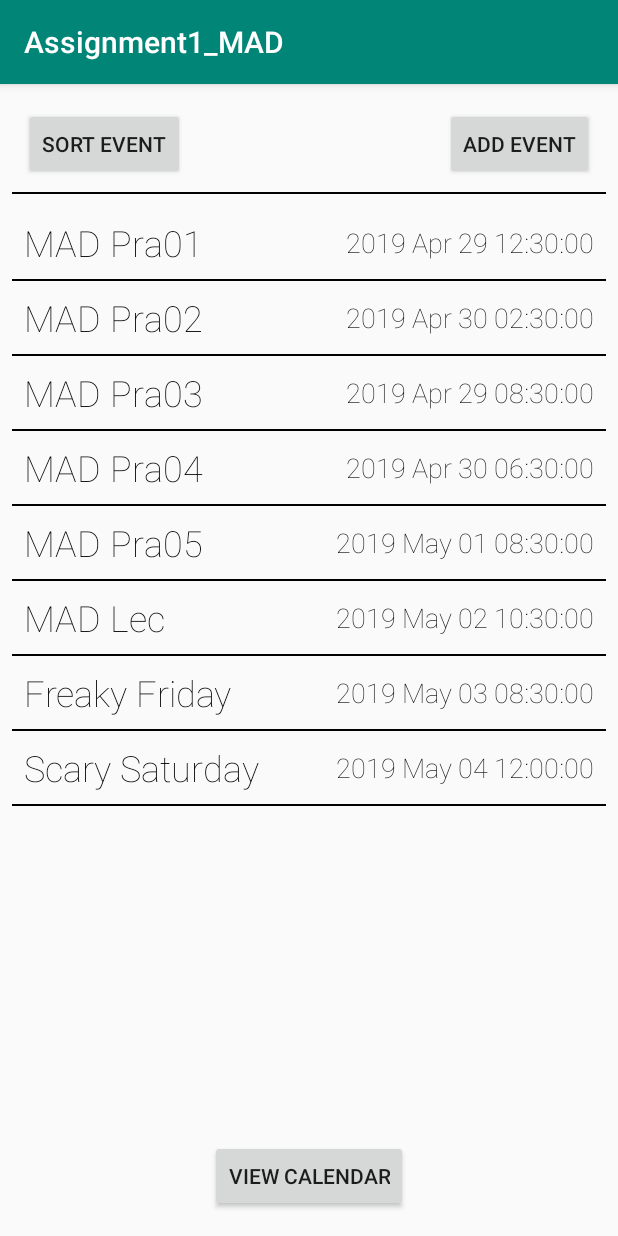
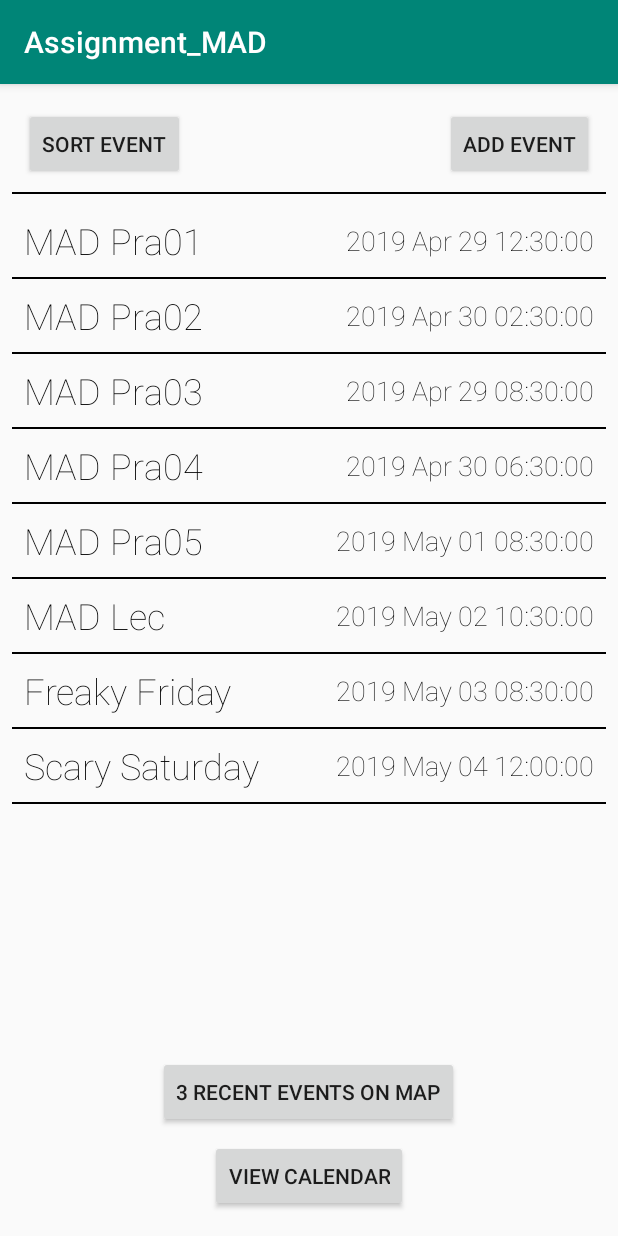
Before and after one commit to zrzhouzero/Assignment-MAD, an Android app: the screen it shows after launch (EventList), on a phone screen of 412 x 824 dp. Run offline under Robolectric (Android 15) with nearby library versions, the phone set to English and light mode, and no system bars.

Commit message:
database created

```diff
--- a/app/src/debug/res/values/google_maps_api.xml
+++ b/app/src/debug/res/values/google_maps_api.xml
@@ -20,4 +20,5 @@
     Once you have your key (it starts with "AIza"), replace the "google_maps_key"
     string in this file.
     -->
+    <string name="google_maps_key" translatable="false">AIzaSyAKQKZnZjvj99LRN2Q8W_fg0dXvbJBLnGo</string>
 </resources>
--- a/app/src/main/assets/events.txt
+++ b/app/src/main/assets/events.txt
@@ -1,3 +1,5 @@
+// Id, Title, Start Date, End Date, Venue, Location (latitude/longitude)
+// NOTE: Attendees are not handled by this file
 "1","MAD Pra01","29/04/2019 12:30:00 PM","29/04/2019 2:30:00 PM","014.09.023","-37.814795, 144.966111"
 "2","MAD Pra02","30/04/2019 2:30:00 PM","30/04/2019 4:30:00 PM","014.09.015","-37.811363, 144.936962"
 "3","MAD Pra03","29/04/2019 8:30:00 AM","29/04/2019 10:30:00 AM","014.09.023","-37.814795, 144.966113"
--- a/app/src/main/java/android/mad/assignment1/EventList.java
+++ b/app/src/main/java/android/mad/assignment1/EventList.java
@@ -25,6 +25,7 @@ import java.text.SimpleDateFormat;
 import java.util.Comparator;
 import java.util.Scanner;
 
+import database.DatabaseHelper;
 import model.EventImpl;
 import model.EventModel;
 
@@ -35,6 +36,7 @@ public class EventList extends AppCompatActivity {
     private ConstraintLayout constraintLayout;
     private RecyclerView eventList;
     private EventListAdapter adapter;
+    private DatabaseHelper myDb;
 
     private final static File directory = new File(Environment.getExternalStorageDirectory() + File.separator + "mad_ass_1");
     private final static File movieFile = new File(Environment.getExternalStorageDirectory() + File.separator + "mad_ass_1/movies.txt");
@@ -45,6 +47,8 @@ public class EventList extends AppCompatActivity {
         super.onCreate(savedInstanceState);
         setContentView(R.layout.activity_event_list);
         Log.d(TAG, "onCreate: started.");
+
+        myDb = new DatabaseHelper(this);
 
         try {
             appInitialisation();
@@ -66,6 +70,15 @@ public class EventList extends AppCompatActivity {
             public void onClick(View v) {
                 Intent showAddEventPage = new Intent(v.getContext(), AddEvent.class);
                 v.getContext().startActivity(showAddEventPage);
+            }
+        });
+
+        Button recentEventsOnMapButton = findViewById(R.id.mapButton);
+        recentEventsOnMapButton.setOnClickListener(new View.OnClickListener() {
+            @Override
+            public void onClick(View v) {
+                Intent displaySoonestEvent = new Intent(v.getContext(), DisplaySoonestEventOnMapsActivity.class);
+                v.getContext().startActivity(displaySoonestEvent);
             }
         });
 
--- /dev/null
+++ b/app/src/main/java/database/DatabaseHelper.java
@@ -0,0 +1,66 @@
+package database;
+
+import android.content.Context;
+import android.database.sqlite.SQLiteDatabase;
+import android.database.sqlite.SQLiteOpenHelper;
+
+public class DatabaseHelper extends SQLiteOpenHelper {
+
+    private static final String DATABASE_NAME = "MADA1.db";
+
+    private static final String MOVIE_TABLE_NAME = "movie_table";
+    private static final String MOVIE_COL_1 = "ID";
+    private static final String MOVIE_COL_2 = "NAME";
+    private static final String MOVIE_COL_3 = "YEAR";
+    private static final String MOVIE_COL_4 = "PIC";
+
+    private static final String EVENT_TABLE_NAME = "event_table";
+    private static final String EVENT_COL_1 = "ID";
+    private static final String EVENT_COL_2 = "NAME";
+    private static final String EVENT_COL_3 = "START_TIME";
+    private static final String EVENT_COL_4 = "END_TIME";
+    private static final String EVENT_COL_5 = "VENUE";
+    private static final String EVENT_COL_6 = "LATITUDE";
+    private static final String EVENT_COL_7 = "LONGITUDE";
+    private static final String EVENT_COL_8 = "MOVIE_ID";
+
+    public static final String ATTENDANCE_TABLE_NAME = "attendance_table";
+    public static final String ATTENDANCE_COL_1 = "EVENT_ID";
+    public static final String ATTENDANCE_COL_2 = "ATTENDEE_NAME";
+
+    public DatabaseHelper(Context context) {
+        super(context, DATABASE_NAME, null, 1);
+        SQLiteDatabase db = this.getWritableDatabase();
+    }
+
+    @Override
+    public void onCreate(SQLiteDatabase db) {
+        db.execSQL("CREATE TABLE " + MOVIE_TABLE_NAME + " (" +
+                MOVIE_COL_1 + " INTEGER PRIMARY KEY AUTOINCREMENT, " +
+                MOVIE_COL_2 + " TEXT, " +
+                MOVIE_COL_3 + " NUMERIC, " +
+                MOVIE_COL_4 + " TEXT);");
+        db.execSQL("CREATE TABLE " + EVENT_TABLE_NAME + " (" +
+                EVENT_COL_1 + " INTEGER PRIMARY KEY AUTOINCREMENT, " +
+                EVENT_COL_2 + " TEXT, " +
+                EVENT_COL_3 + " TEXT, " +
+                EVENT_COL_4 + " TEXT, " +
+                EVENT_COL_5 + " TEXT, " +
+                EVENT_COL_6 + " REAL, " +
+                EVENT_COL_7 + " REAL, " +
+                EVENT_COL_8 + " INTEGER, " +
+                "FOREIGN KEY (" + EVENT_COL_8 + ") REFERENCES " + MOVIE_TABLE_NAME + "(" + MOVIE_COL_1 + "));");
+        db.execSQL("CREATE TABLE " + ATTENDANCE_TABLE_NAME + " (" +
+                ATTENDANCE_COL_1 + " INTEGER, " +
+                ATTENDANCE_COL_2 + " TEXT, " +
+                "FOREIGN KEY (" + ATTENDANCE_COL_1 + ") REFERENCES " + EVENT_TABLE_NAME + "(" + EVENT_COL_1 + "));");
+    }
+
+    @Override
+    public void onUpgrade(SQLiteDatabase db, int oldVersion, int newVersion) {
+        db.execSQL("DROP TABLE IF EXISTS " + MOVIE_TABLE_NAME + ";");
+        db.execSQL("DROP TABLE IF EXISTS " + EVENT_TABLE_NAME + ";");
+        db.execSQL("DROP TABLE IF EXISTS " + ATTENDANCE_TABLE_NAME + ";");
+        onCreate(db);
+    }
+}
--- a/app/src/main/java/model/EventModel.java
+++ b/app/src/main/java/model/EventModel.java
@@ -21,11 +21,15 @@ public class EventModel {
         Scanner eventIn = new Scanner(eventsFile);
         Scanner movieIn = new Scanner(moviesFile);
         while (movieIn.hasNext()) {
-            String[] temp = movieIn.nextLine().replace("\"", "").split(",");
+            String str = movieIn.nextLine();
+            if (str.contains("//")) continue;
+            String[] temp = str.replace("\"", "").split(",");
             moviesInLibrary.add(new MovieImpl(temp[0], temp[1], Integer.parseInt(temp[2]), temp[3]));
         }
         while (eventIn.hasNext()) {
-            String[] temp = eventIn.nextLine().replace("\"", "").split(",");
+            String str = eventIn.nextLine();
+            if (str.contains("//")) continue;
+            String[] temp = str.replace("\"", "").split(",");
             String datePattern = "dd/MM/yyyy H:mm:ss a";
             SimpleDateFormat format = new SimpleDateFormat(datePattern);
 
--- a/app/src/main/res/layout/activity_event_list.xml
+++ b/app/src/main/res/layout/activity_event_list.xml
@@ -45,10 +45,10 @@
         android:layout_width="match_parent"
         android:layout_height="0dp"
         android:layout_marginStart="8dp"
-        android:layout_marginTop="17dp"
+        android:layout_marginTop="16dp"
         android:layout_marginEnd="8dp"
         android:layout_marginBottom="8dp"
-        app:layout_constraintBottom_toTopOf="@+id/calendar_button"
+        app:layout_constraintBottom_toTopOf="@+id/mapButton"
         app:layout_constraintEnd_toEndOf="parent"
         app:layout_constraintHorizontal_bias="0.0"
         app:layout_constraintStart_toStartOf="parent"
@@ -66,4 +66,16 @@
         app:layout_constraintEnd_toEndOf="parent"
         app:layout_constraintStart_toStartOf="parent" />
 
+    <Button
+        android:id="@+id/mapButton"
+        android:layout_width="wrap_content"
+        android:layout_height="wrap_content"
+        android:layout_marginBottom="8dp"
+        android:text="@string/recent_events_on_map"
+        app:layout_constraintBottom_toTopOf="@+id/calendar_button"
+        app:layout_constraintEnd_toEndOf="parent"
+        app:layout_constraintHorizontal_bias="0.497"
+        app:layout_constraintStart_toStartOf="parent"
+        app:layout_constraintTop_toBottomOf="@+id/event_list" />
+
 </android.support.constraint.ConstraintLayout>
--- /dev/null
+++ b/app/src/main/res/values/dimensions.xml
@@ -0,0 +1,2 @@
+<?xml version="1.0" encoding="utf-8"?>
+<resources></resources>
--- a/app/src/main/res/values/strings.xml
+++ b/app/src/main/res/values/strings.xml
@@ -1,5 +1,5 @@
 <resources>
-    <string name="app_name">Assignment1_MAD</string>
+    <string name="app_name">Assignment_MAD</string>
     <string name="add_event">Add Event</string>
     <string name="no_movie_found">No Movie</string>
     <string name="event_id">Event ID</string>
@@ -41,4 +41,6 @@
     <string name="friday">Fri</string>
     <string name="saturday">Sat</string>
     <string name="no_event">No Event</string>
+    <string name="recent_events_on_map">3 Recent Events on Map</string>
+    <string name="title_activity_display_soonest_event_on_maps">Map</string>
 </resources>
```
Also changed, not shown: app/src/main/AndroidManifest.xml (+7 -2 lines), app/src/main/java/android/mad/assignment1/DisplaySoonestEventOnMapsActivity.java (added, +46 -0 lines), app/src/main/res/layout/activity_display_soonest_event_on_maps.xml (added, +9 -0 lines).
